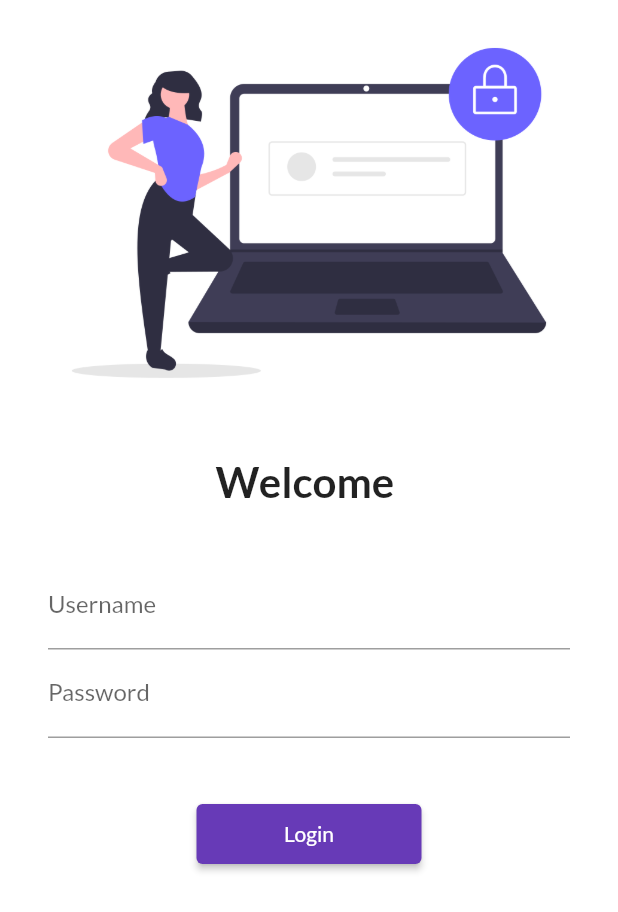
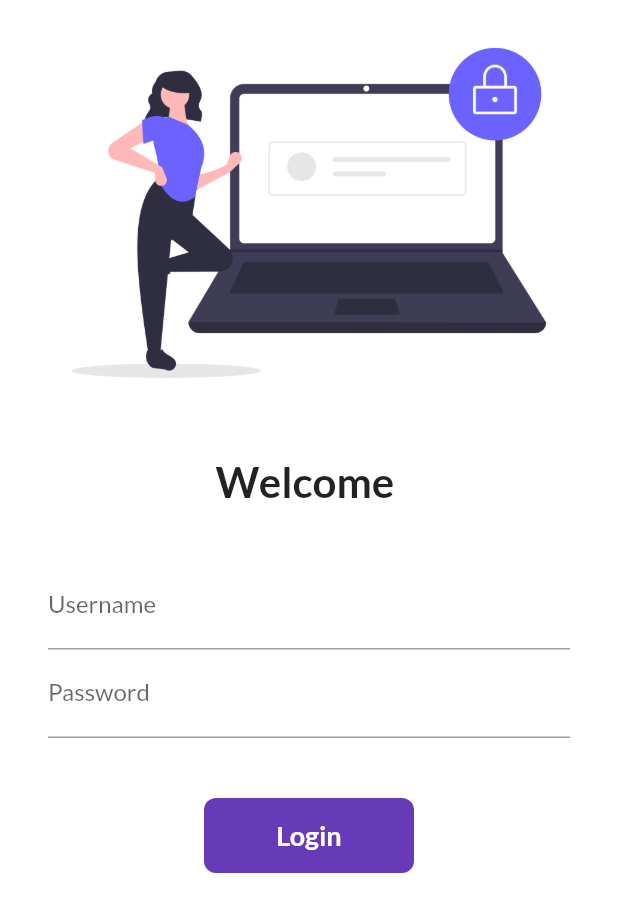
Before and after one commit to 5cientist/30daysOfFlutter, a Flutter app: the screen it shows after launch, on a phone screen of 412 x 824 dp. Shown: the top 912 px of the screen. Run offline on Flutter 3.47's test engine with Material 2 defaults, Android fonts, the phone set to English and light mode, and no system bars; our stand-ins replace google_fonts.

Commit message:
day 6 completed

```diff
--- a/lib/pages/login_page.dart
+++ b/lib/pages/login_page.dart
@@ -8,6 +8,7 @@ class LoginPage extends StatefulWidget {
 
 class _LoginPageState extends State<LoginPage> {
   String name = "";
+  bool changeButton = false;
   @override
   Widget build(BuildContext context) {
     return Material(
@@ -60,15 +61,54 @@ class _LoginPageState extends State<LoginPage> {
                   SizedBox(
                     height: 40.0,
                   ),
-                  ElevatedButton(
-                    child: Text(
-                      "Login",
-                    ),
-                    style: TextButton.styleFrom(minimumSize: Size(150, 40)),
-                    onPressed: () {
+                  InkWell(
+                    onTap: () async {
+                      setState(() {
+                        changeButton = true;
+                      });
+                      await Future.delayed(
+                        Duration(
+                          seconds: 1,
+                        ),
+                      );
                       Navigator.pushNamed(context, MyRoutes.homeRoute);
                     },
+                    child: AnimatedContainer(
+                      duration: Duration(
+                        seconds: 1,
+                      ),
+                      width: changeButton ? 50 : 140,
+                      height: 50,
+                      alignment: Alignment.center,
+                      child: changeButton
+                          ? Icon(
+                              Icons.done,
+                              color: Colors.white,
+                            )
+                          : Text(
+                              "Login",
+                              style: TextStyle(
+                                color: Colors.white,
+                                fontSize: 18.0,
+                                fontWeight: FontWeight.bold,
+                              ),
+                            ),
+                      decoration: BoxDecoration(
+                        color: Colors.deepPurple,
+                        borderRadius:
+                            BorderRadius.circular(changeButton ? 50 : 8),
+                      ),
+                    ),
                   ),
+                  // ElevatedButton(
+                  //   child: Text(
+                  //     "Login",
+                  //   ),
+                  //   style: TextButton.styleFrom(minimumSize: Size(150, 40)),
+                  //   onPressed: () {
+                  //     Navigator.pushNamed(context, MyRoutes.homeRoute);
+                  //   },
+                  // ),
                 ],
               ),
             ),
```
